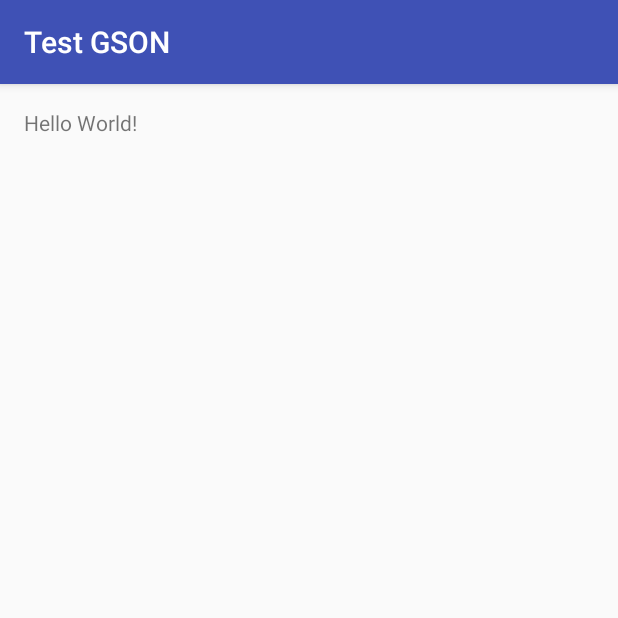
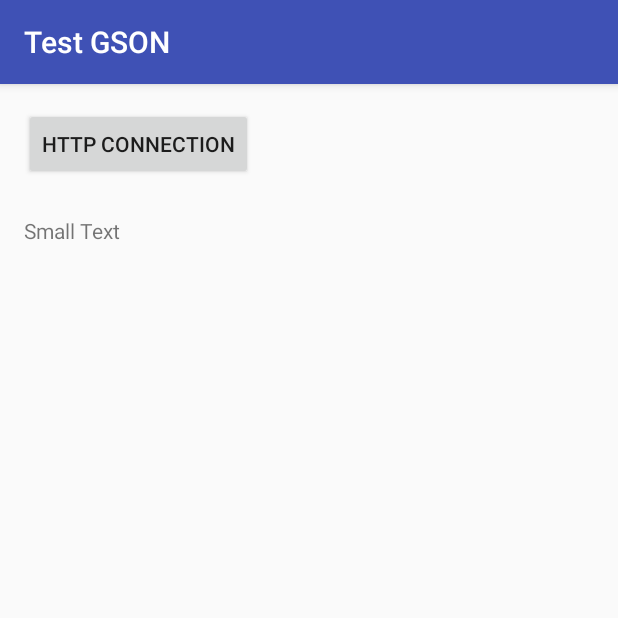
Before and after one commit to FikriFahruRoji/GSON-Example, an Android app: the screen it shows after launch (MainActivity), on a phone screen of 412 x 824 dp, the top half of it. Run offline under Robolectric (Android 15) with nearby library versions, the phone set to English and light mode, and no system bars.

```diff
--- a/app/build.gradle
+++ b/app/build.gradle
@@ -26,4 +26,6 @@ dependencies {
     })
     compile 'com.android.support:appcompat-v7:25.0.1'
     testCompile 'junit:junit:4.12'
+
+    compile 'com.google.code.gson:gson:2.5'
 }
--- a/app/src/main/res/layout/activity_main.xml
+++ b/app/src/main/res/layout/activity_main.xml
@@ -1,18 +1,29 @@
 <?xml version="1.0" encoding="utf-8"?>
-<RelativeLayout
-    xmlns:android="http://schemas.android.com/apk/res/android"
+<RelativeLayout xmlns:android="http://schemas.android.com/apk/res/android"
     xmlns:tools="http://schemas.android.com/tools"
     android:id="@+id/activity_main"
     android:layout_width="match_parent"
     android:layout_height="match_parent"
+    android:paddingBottom="@dimen/activity_vertical_margin"
     android:paddingLeft="@dimen/activity_horizontal_margin"
     android:paddingRight="@dimen/activity_horizontal_margin"
     android:paddingTop="@dimen/activity_vertical_margin"
-    android:paddingBottom="@dimen/activity_vertical_margin"
     tools:context="id.fikri.testgson.MainActivity">
 
-    <TextView
+    <Button
+        android:id="@+id/btn_request"
+        style="?android:attr/buttonStyleSmall"
         android:layout_width="wrap_content"
         android:layout_height="wrap_content"
-        android:text="Hello World!" />
+        android:text="http connection" />
+
+    <TextView
+        android:id="@+id/lbl_http_connection"
+        android:layout_width="wrap_content"
+        android:layout_height="wrap_content"
+        android:layout_below="@+id/btn_request"
+        android:layout_marginTop="24dp"
+        android:text="Small Text"
+        android:textAppearance="?android:attr/textAppearanceSmall" />
+
 </RelativeLayout>
```
Also changed, not shown: app/src/main/AndroidManifest.xml (+4 -3 lines), app/src/main/java/id/fikri/testgson/MainActivity.java (+111 -1 lines), app/src/main/java/id/fikri/testgson/User.java (added, +35 -0 lines).
